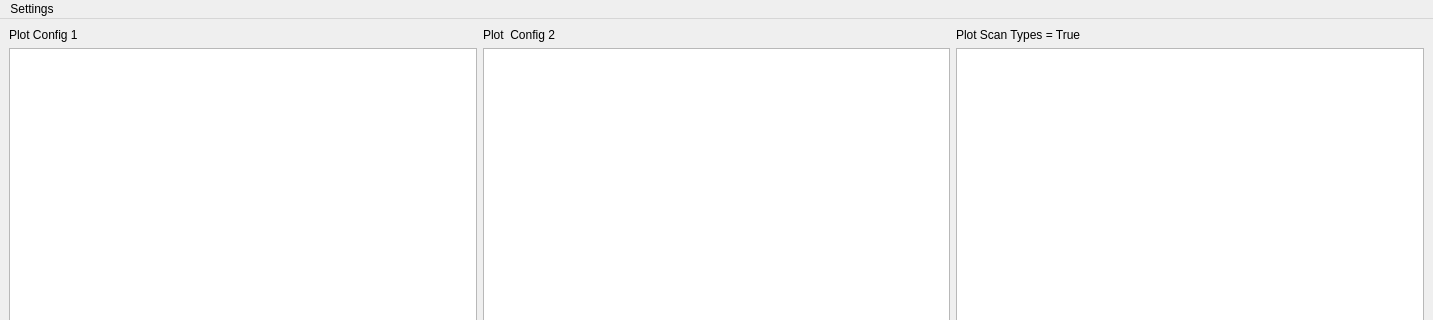
Qt form bec_widgets/examples/modular_app/modular.ui (bec-project/bec_widgets) before a commit; both pictures show x 0 to 1433 and y 0 to 320 of the 1433 by 689 pixel window.
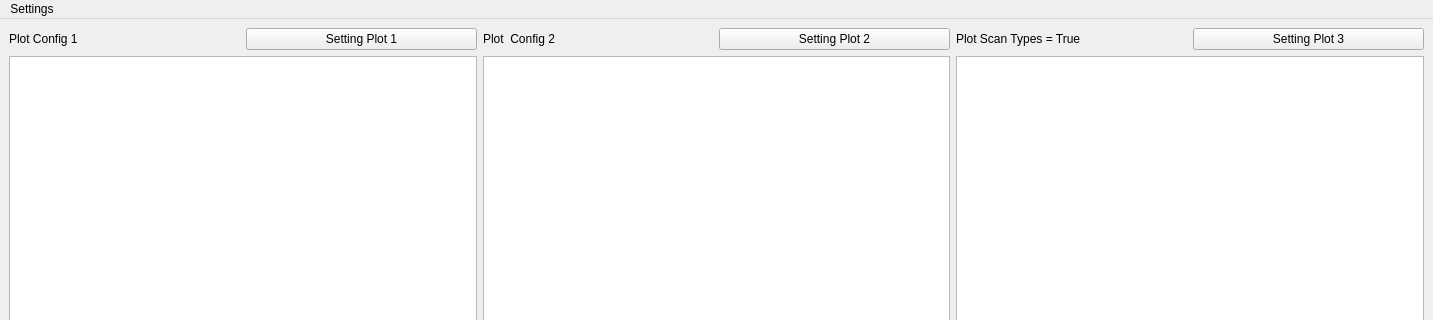
The same form after that commit.

Commit message: feat: modular_app.py, device_monitor.py, config_dialog.py linked together, plot configuration can be done through GUI

Patch:
```diff
--- a/bec_widgets/examples/modular_app/modular.ui
+++ b/bec_widgets/examples/modular_app/modular.ui
@@ -15,16 +15,40 @@
   </property>
   <widget class="QWidget" name="centralwidget">
    <layout class="QGridLayout" name="gridLayout">
-    <item row="2" column="1">
-     <widget class="QGraphicsView" name="glw_2"/>
-    </item>
-    <item row="1" column="1">
+    <item row="1" column="2">
      <widget class="QLabel" name="label_3">
       <property name="text">
        <string>Plot  Config 2</string>
       </property>
      </widget>
     </item>
+    <item row="3" column="0" colspan="2">
+     <widget class="QGraphicsView" name="glw_1"/>
+    </item>
+    <item row="1" column="3">
+     <widget class="QPushButton" name="pushButton_setting_2">
+      <property name="text">
+       <string>Setting Plot 2</string>
+      </property>
+     </widget>
+    </item>
+    <item row="3" column="2" colspan="2">
+     <widget class="QGraphicsView" name="glw_2"/>
+    </item>
+    <item row="1" column="4">
+     <widget class="QLabel" name="label_2">
+      <property name="text">
+       <string>Plot Scan Types = True</string>
+      </property>
+     </widget>
+    </item>
+    <item row="1" column="1">
+     <widget class="QPushButton" name="pushButton_setting_1">
+      <property name="text">
+       <string>Setting Plot 1</string>
+      </property>
+     </widget>
+    </item>
     <item row="1" column="0">
      <widget class="QLabel" name="label">
       <property name="text">
@@ -32,19 +56,16 @@
       </property>
      </widget>
     </item>
-    <item row="2" column="0">
-     <widget class="QGraphicsView" name="glw_1"/>
+    <item row="1" column="5">
+     <widget class="QPushButton" name="pushButton_setting_3">
+      <property name="text">
+       <string>Setting Plot 3</string>
+      </property>
+     </widget>
     </item>
-    <item row="2" column="2">
+    <item row="3" column="4" colspan="2">
      <widget class="QGraphicsView" name="glw_3"/>
     </item>
-    <item row="1" column="2">
-     <widget class="QLabel" name="label_2">
-      <property name="text">
-       <string>Plot Scan Types = True</string>
-      </property>
-     </widget>
-    </item>
    </layout>
   </widget>
   <widget class="QMenuBar" name="menubar">
```
Left out of the diff: 2 changed lines with no effect on the pictures. The commit also changes 5 other files.
